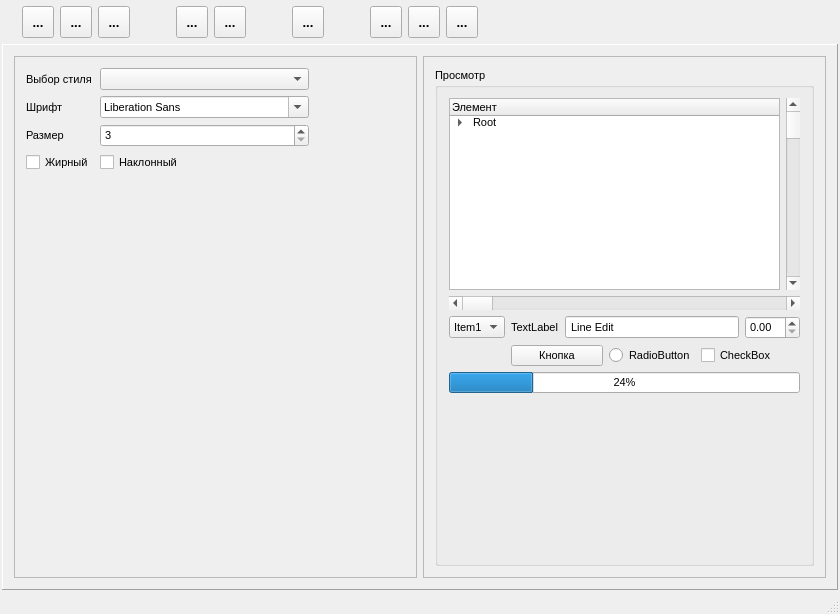
dostapazov/powermon_v4, file mainwindow.ui: the form before one commit.
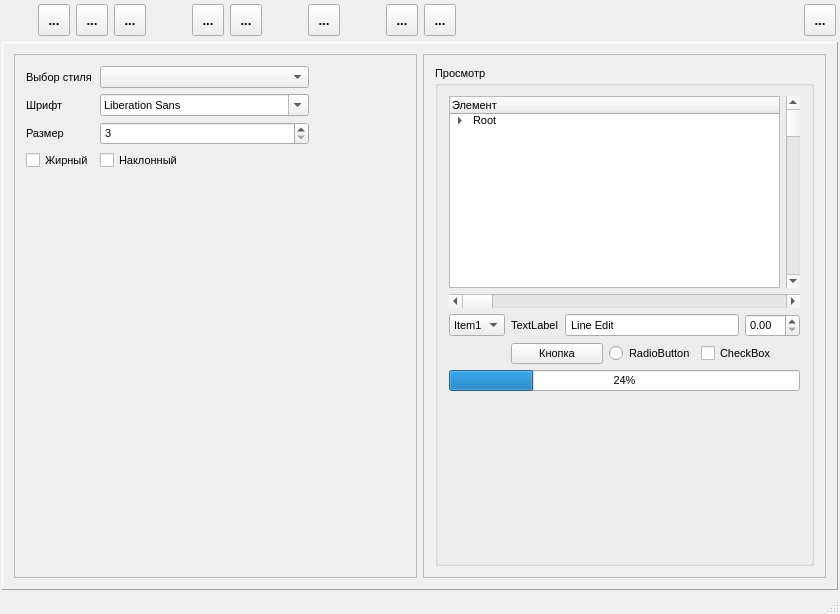
The form after the commit. Icons and pictures are not drawn. Custom widgets are drawn as their Qt base class.

Diff of the .ui file:
```diff
--- a/mainwindow.ui
+++ b/mainwindow.ui
@@ -40,7 +40,7 @@
    </property>
    <layout class="QVBoxLayout" name="verticalLayout">
     <property name="spacing">
-     <number>2</number>
+     <number>4</number>
     </property>
     <property name="leftMargin">
      <number>2</number>
@@ -55,9 +55,10 @@
      <number>2</number>
     </property>
     <item>
-     <layout class="QHBoxLayout" name="horizontalLayout_6">
-      <property name="spacing">
-       <number>8</number>
+     <widget class="QFrame" name="frameMenu">
+      <layout class="QHBoxLayout" name="horizontalLayout">
+       <property name="sizeConstraint">
+        <enum>QLayout::SetDefaultConstraint</enum>
       </property>
       <property name="leftMargin">
        <number>2</number>
@@ -91,23 +92,21 @@
        </widget>
       </item>
       <item>
-       <widget class="QFrame" name="frameMenu">
-        <layout class="QHBoxLayout" name="horizontalLayout">
-         <property name="sizeConstraint">
-          <enum>QLayout::SetDefaultConstraint</enum>
+        <spacer name="horizontalSpacer_6">
+         <property name="orientation">
+          <enum>Qt::Horizontal</enum>
          </property>
-         <property name="leftMargin">
-          <number>2</number>
+         <property name="sizeType">
+          <enum>QSizePolicy::Preferred</enum>
          </property>
-         <property name="topMargin">
-          <number>2</number>
+         <property name="sizeHint" stdset="0">
+          <size>
+           <width>20</width>
+           <height>20</height>
+          </size>
          </property>
-         <property name="rightMargin">
-          <number>2</number>
-         </property>
-         <property name="bottomMargin">
-          <number>2</number>
-         </property>
+        </spacer>
+       </item>
          <item>
           <widget class="QToolButton" name="buttonReadyView">
            <property name="minimumSize">
@@ -440,37 +439,6 @@
            </property>
           </widget>
          </item>
-         <item>
-          <widget class="QToolButton" name="buttonExit">
-           <property name="minimumSize">
-            <size>
-             <width>32</width>
-             <height>32</height>
-            </size>
-           </property>
-           <property name="maximumSize">
-            <size>
-             <width>32</width>
-             <height>32</height>
-            </size>
-           </property>
-           <property name="text">
-            <string>...</string>
-           </property>
-           <property name="iconSize">
-            <size>
-             <width>32</width>
-             <height>32</height>
-            </size>
-           </property>
-           <property name="checkable">
-            <bool>true</bool>
-           </property>
-           <property name="autoExclusive">
-            <bool>true</bool>
-           </property>
-          </widget>
-         </item>
          <item>
           <spacer name="horizontalSpacer_5">
            <property name="orientation">
@@ -484,10 +452,39 @@
            </property>
           </spacer>
          </item>
-        </layout>
+       <item>
+        <widget class="QToolButton" name="buttonExit">
+         <property name="minimumSize">
+          <size>
+           <width>32</width>
+           <height>32</height>
+          </size>
+         </property>
+         <property name="maximumSize">
+          <size>
+           <width>32</width>
+           <height>32</height>
+          </size>
+         </property>
+         <property name="text">
+          <string>...</string>
+         </property>
+         <property name="iconSize">
+          <size>
+           <width>32</width>
+           <height>32</height>
+          </size>
+         </property>
+         <property name="checkable">
+          <bool>true</bool>
+         </property>
+         <property name="autoExclusive">
+          <bool>true</bool>
+         </property>
        </widget>
       </item>
      </layout>
+     </widget>
     </item>
     <item>
      <widget class="QStackedWidget" name="stackedWidget">
```
Lines whose indentation alone changed are shown as unchanged.
